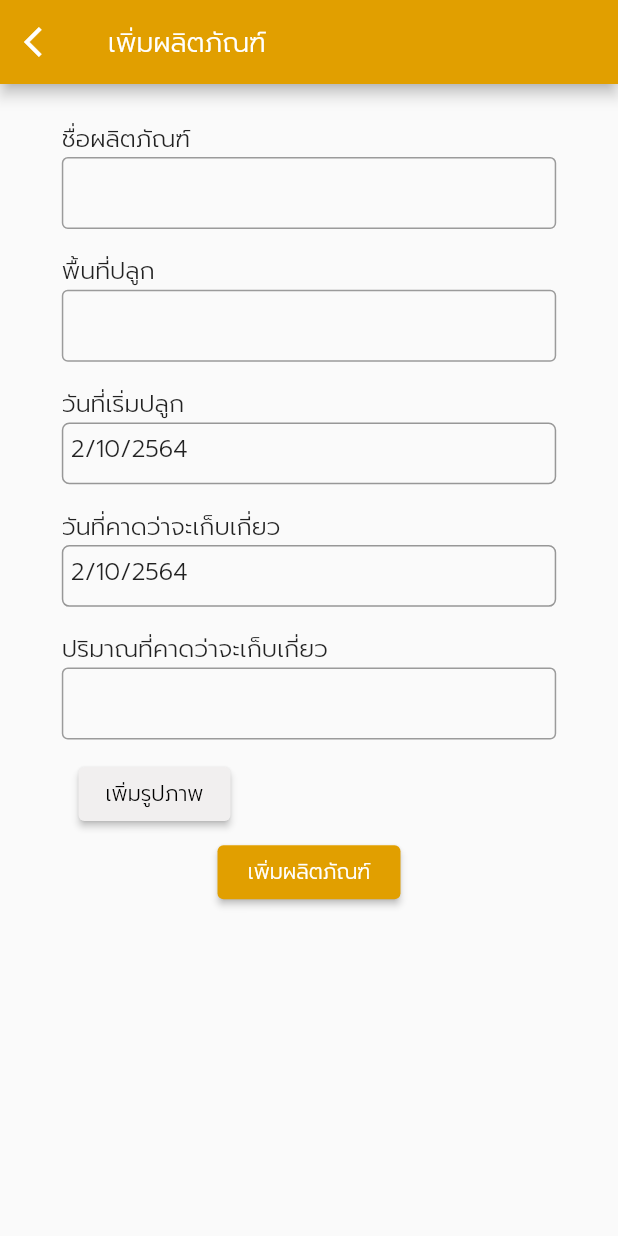
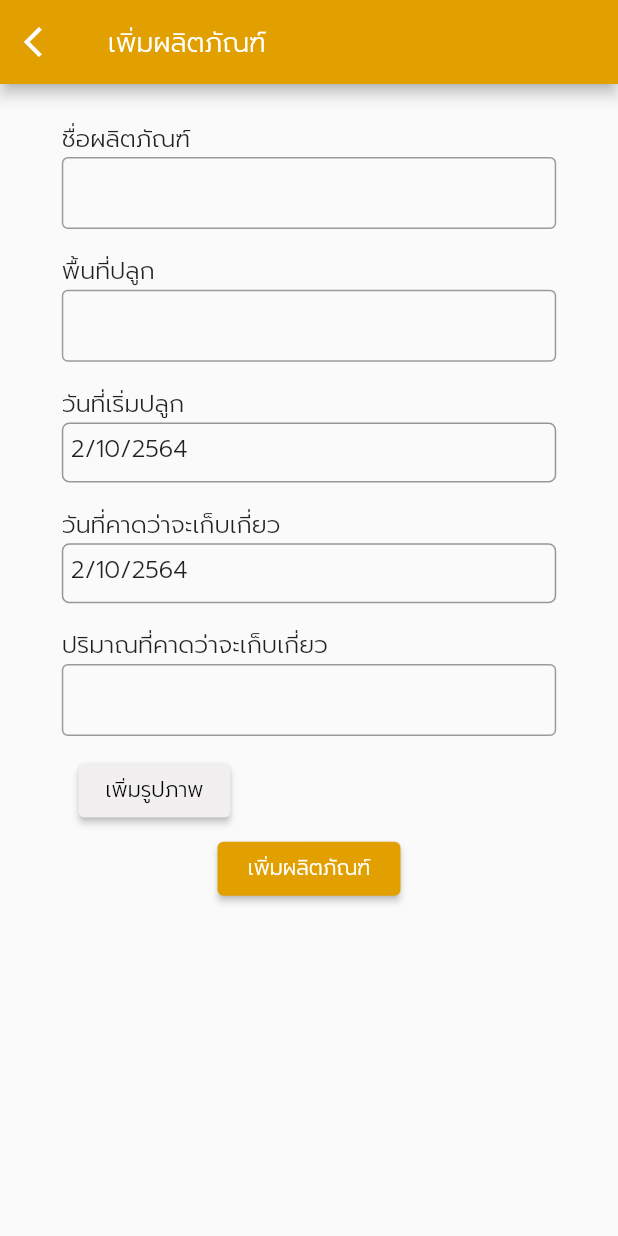
Before and after one commit to phoolego/pinto_farm_flutter, a Flutter app: the AddProductPage screen opened by its route, on a phone screen of 412 x 824 dp. Run offline on Flutter 3.47's test engine with Material 2 defaults, Android fonts, the phone set to English and light mode, and no system bars; our stand-ins replace dio, dropdown_search, flutter_secure_storage; accounts and stored records are empty.

Commit message:
[FIX] Product Add size box

```diff
--- a/lib/screen/add_product_page.dart
+++ b/lib/screen/add_product_page.dart
@@ -121,7 +121,7 @@ class AddProductPage extends StatelessWidget {
                                 Text('วันที่เริ่มปลูก', style: kNormalTextStyle),
                                 Container(
                                   width: 0.9 * screenWidth,
-                                  height: 0.05 * screenHeight,
+                                  height: 40 ,
                                   decoration: BoxDecoration(
                                     border: Border.all(color: lightBlack),
                                     borderRadius: BorderRadius.all(
@@ -156,7 +156,7 @@ class AddProductPage extends StatelessWidget {
                                 Text('วันที่คาดว่าจะเก็บเกี่ยว', style: kNormalTextStyle),
                                 Container(
                                   width: 0.9 * screenWidth,
-                                  height: 0.05 * screenHeight,
+                                  height: 40,
                                   decoration: BoxDecoration(
                                     border: Border.all(color: lightBlack),
                                     borderRadius: BorderRadius.all(
@@ -253,6 +253,7 @@ class AddProductPage extends StatelessWidget {
                         ],
                       ),
                     ),
+                    SizedBox(height: 40),
                   ]),
                 ],
               ),
--- a/lib/screen/product_details_page.dart
+++ b/lib/screen/product_details_page.dart
@@ -345,9 +345,7 @@ class _ProductDetailsPageState extends State<ProductDetailsPage> {
                                   ],
                                 ),
                               ),
-                              Container(
-                                height: 0.05 * screenHeight,
-                              ),
+                              SizedBox(height: 40),
                             ],
                           ),
                         ),
--- a/lib/screen/product_edit_details_page.dart
+++ b/lib/screen/product_edit_details_page.dart
@@ -207,9 +207,7 @@ class ProductEditDetailsPage extends StatelessWidget {
                             ],
                           ),
                         ),
-                        Container(
-                          height: 0.2 * screenHeight,
-                        ),
+                        SizedBox(height: 40),
                       ],
                     ),
                   ),
```
